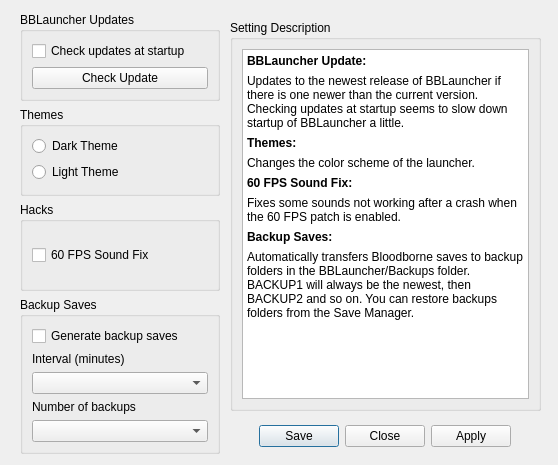
First picture: the form in settings/LauncherSettings.ui, repository rainmakerv3/BB_Launcher, before the edit.
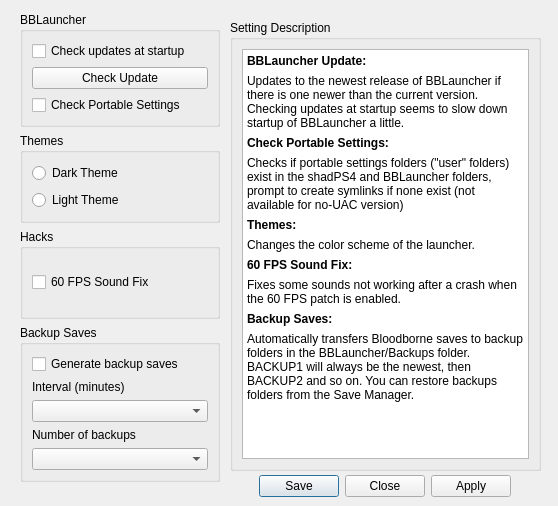
Second picture: the form after the edit.

Commit message: Check portable settings folders toggle (symlinks portable folders if one is absent)

```diff
--- a/settings/LauncherSettings.ui
+++ b/settings/LauncherSettings.ui
@@ -7,7 +7,7 @@
     <x>0</x>
     <y>0</y>
     <width>558</width>
-    <height>465</height>
+    <height>506</height>
    </rect>
   </property>
   <property name="windowTitle">
@@ -17,7 +17,7 @@
    <property name="geometry">
     <rect>
      <x>250</x>
-     <y>420</y>
+     <y>470</y>
      <width>261</width>
      <height>32</height>
     </rect>
@@ -35,7 +35,7 @@
      <x>230</x>
      <y>20</y>
      <width>311</width>
-     <height>391</height>
+     <height>451</height>
     </rect>
    </property>
    <property name="title">
@@ -60,6 +60,8 @@
 &lt;/style&gt;&lt;/head&gt;&lt;body style=&quot; font-family:'Segoe UI'; font-size:9pt; font-weight:400; font-style:normal;&quot;&gt;
 &lt;p style=&quot; margin-top:6px; margin-bottom:6px; margin-left:0px; margin-right:0px; -qt-block-indent:0; text-indent:0px;&quot;&gt;&lt;span style=&quot; font-weight:700;&quot;&gt;BBLauncher Update:&lt;/span&gt;&lt;/p&gt;
 &lt;p style=&quot; margin-top:6px; margin-bottom:6px; margin-left:0px; margin-right:0px; -qt-block-indent:0; text-indent:0px;&quot;&gt;Updates to the newest release of BBLauncher if there is one newer than the current version. Checking updates at startup seems to slow down startup of BBLauncher a little.&lt;/p&gt;
+&lt;p style=&quot; margin-top:6px; margin-bottom:6px; margin-left:0px; margin-right:0px; -qt-block-indent:0; text-indent:0px;&quot;&gt;&lt;span style=&quot; font-weight:700;&quot;&gt;Check Portable Settings:&lt;/span&gt;&lt;/p&gt;
+&lt;p style=&quot; margin-top:6px; margin-bottom:6px; margin-left:0px; margin-right:0px; -qt-block-indent:0; text-indent:0px;&quot;&gt;Checks if portable settings folders (&amp;quot;user&amp;quot; folders) exist in the shadPS4 and BBLauncher folders, prompt to create symlinks if none exist (not available for no-UAC version)&lt;/p&gt;
 &lt;p style=&quot; margin-top:6px; margin-bottom:6px; margin-left:0px; margin-right:0px; -qt-block-indent:0; text-indent:0px;&quot;&gt;&lt;span style=&quot; font-weight:700;&quot;&gt;Themes:&lt;/span&gt;&lt;/p&gt;
 &lt;p style=&quot; margin-top:6px; margin-bottom:6px; margin-left:0px; margin-right:0px; -qt-block-indent:0; text-indent:0px;&quot;&gt;Changes the color scheme of the launcher.&lt;/p&gt;
 &lt;p style=&quot; margin-top:6px; margin-bottom:6px; margin-left:0px; margin-right:0px; -qt-block-indent:0; text-indent:0px;&quot;&gt;&lt;span style=&quot; font-weight:700;&quot;&gt;60 FPS Sound Fix:&lt;/span&gt;&lt;/p&gt;
@@ -83,14 +85,14 @@
      <x>20</x>
      <y>12</y>
      <width>200</width>
-     <height>442</height>
+     <height>470</height>
     </rect>
    </property>
    <layout class="QVBoxLayout" name="verticalLayout">
     <item>
      <widget class="QGroupBox" name="groupBox">
       <property name="title">
-       <string>BBLauncher Updates</string>
+       <string>BBLauncher</string>
       </property>
       <layout class="QVBoxLayout" name="verticalLayout_6">
        <item>
@@ -107,6 +109,13 @@
          </property>
         </widget>
        </item>
+       <item>
+        <widget class="QCheckBox" name="PortableSettingsCheckBox">
+         <property name="text">
+          <string>Check Portable Settings</string>
+         </property>
+        </widget>
+       </item>
       </layout>
      </widget>
     </item>
```
The commit also changes 7 other files.
